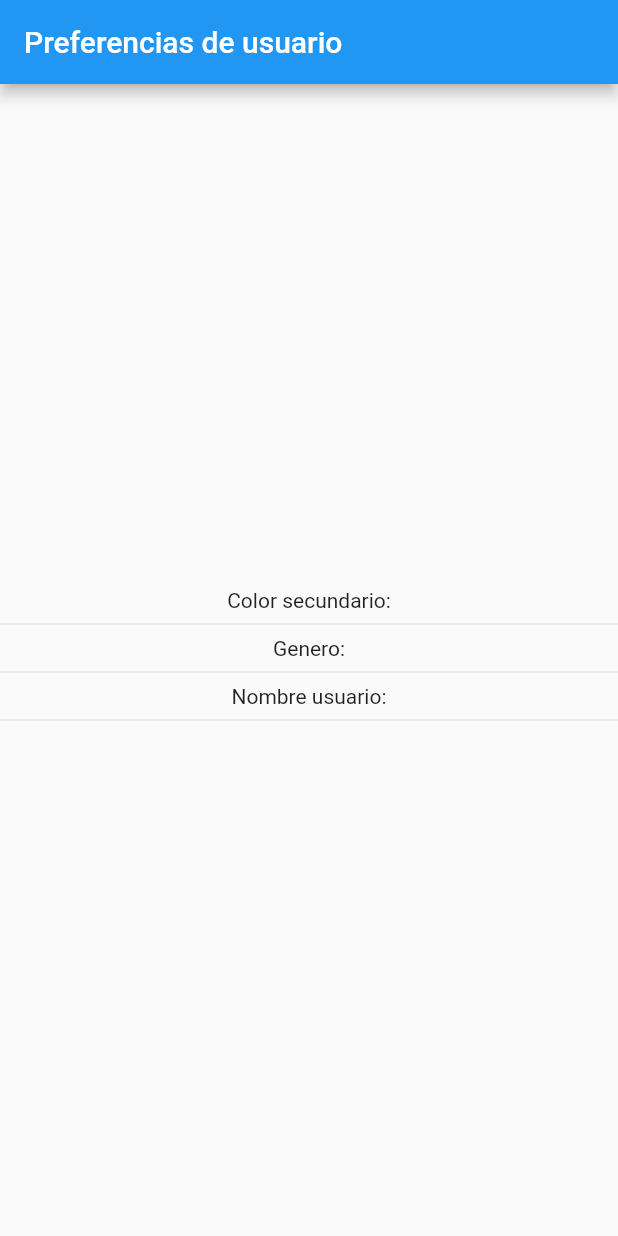
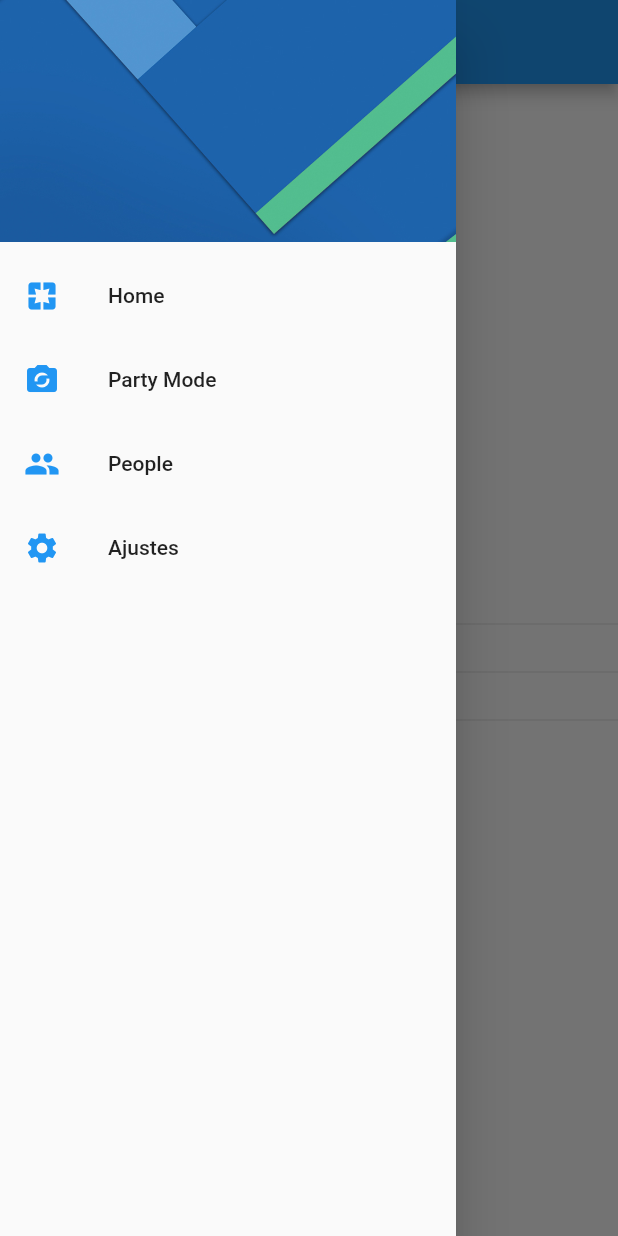
Before and after one commit to jalfonsosuarez/flutter-prefUsuApp, a Flutter app: the screen it shows after launch, with the side drawer open (before the commit the screen has no drawer), on a phone screen of 412 x 824 dp. Run offline on Flutter 3.47's test engine with Material 2 defaults, Android fonts, the phone set to English and light mode, and no system bars.

Commit message:
Widget de menú.

```diff
--- a/lib/src/pages/home_page.dart
+++ b/lib/src/pages/home_page.dart
@@ -1,6 +1,7 @@
 
 
 import 'package:flutter/material.dart';
+import 'package:prefusuapp/src/widgets/menu_widget.dart';
 
 class HomePage extends StatelessWidget {
 
@@ -12,6 +13,7 @@ class HomePage extends StatelessWidget {
       appBar: AppBar(
         title: Text( 'Preferencias de usuario'),
       ),
+      drawer: MenuWidget(),
       body: Column(
         mainAxisAlignment: MainAxisAlignment.center,
         children: <Widget>[
@@ -25,4 +27,6 @@ class HomePage extends StatelessWidget {
       )
     );
   }
+
+
 }
--- a/lib/src/pages/settings_page.dart
+++ b/lib/src/pages/settings_page.dart
@@ -1,6 +1,7 @@
 
 
 import 'package:flutter/material.dart';
+import 'package:prefusuapp/src/widgets/menu_widget.dart';
 
 class SettingsPage extends StatelessWidget {
 
@@ -12,6 +13,7 @@ class SettingsPage extends StatelessWidget {
       appBar: AppBar(
         title: Text( 'Ajustes'),
       ),
+      drawer: MenuWidget(),
       body: Center(
         child: Text('Ajustes page'),
       )
--- /dev/null
+++ b/lib/src/widgets/menu_widget.dart
@@ -0,0 +1,47 @@
+
+import 'package:flutter/material.dart';
+import 'package:prefusuapp/src/pages/home_page.dart';
+import 'package:prefusuapp/src/pages/settings_page.dart';
+
+class MenuWidget extends StatelessWidget {
+
+  @override
+  Widget build(BuildContext context) {
+    return Drawer(
+      child: ListView(
+        padding: EdgeInsets.zero,
+        children: <Widget>[
+          DrawerHeader(
+            child: Container(),
+            decoration: BoxDecoration(
+              image: DecorationImage(
+                image: AssetImage('assets/menu-img.jpg'),
+                fit: BoxFit.cover
+              ),
+            ),
+          ),
+          ListTile(
+            leading: Icon( Icons.pages, color: Colors.blue ),
+            title: Text( 'Home' ),
+            onTap: () => Navigator.pushReplacementNamed( context, HomePage.routeName ),
+          ),
+          ListTile(
+            leading: Icon( Icons.party_mode, color: Colors.blue ),
+            title: Text( 'Party Mode' ),
+            onTap: (){},
+          ),
+          ListTile(
+            leading: Icon( Icons.people, color: Colors.blue ),
+            title: Text( 'People' ),
+            onTap: (){},
+          ),
+          ListTile(
+            leading: Icon( Icons.settings, color: Colors.blue ),
+            title: Text( 'Ajustes' ),
+            onTap: () => Navigator.pushReplacementNamed( context, SettingsPage.routeName ),
+          ),
+        ],
+      )
+    );
+  }
+}
--- a/pubspec.yaml
+++ b/pubspec.yaml
@@ -41,9 +41,8 @@ flutter:
   uses-material-design: true
 
   # To add assets to your application, add an assets section, like this:
-  # assets:
-  #  - images/a_dot_burr.jpeg
-  #  - images/a_dot_ham.jpeg
+  assets:
+   - assets/menu-img.jpg
 
   # An image asset can refer to one or more resolution-specific "variants", see
   # https://flutter.dev/assets-and-images/#resolution-aware.
```
Also changed, not shown: assets/menu-img.jpg (added).
